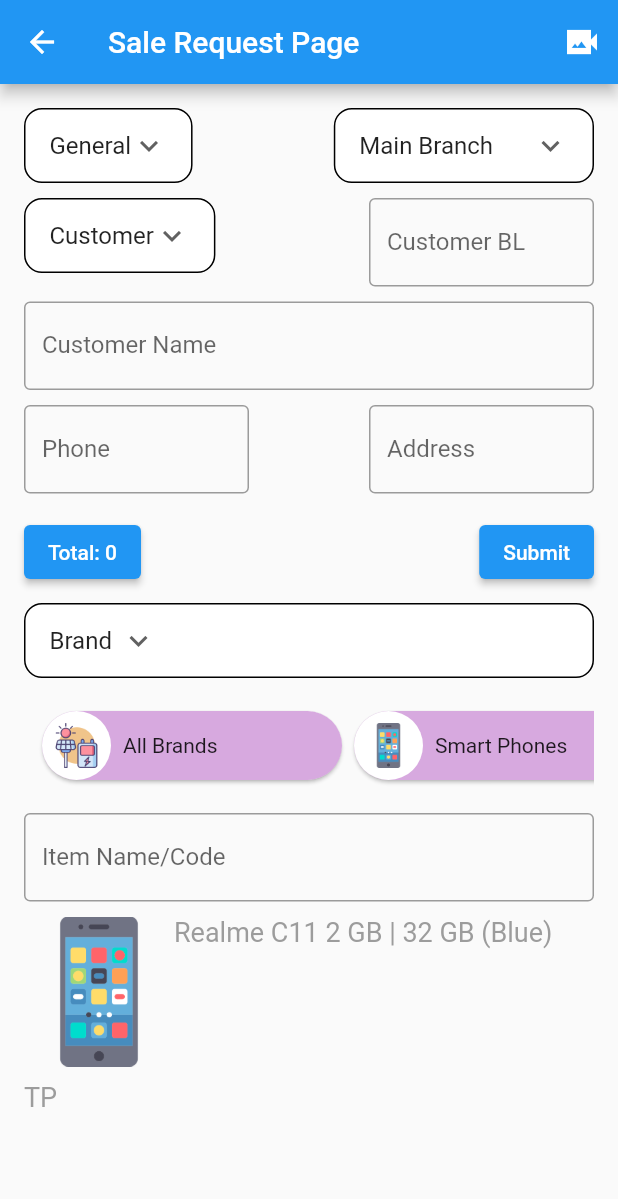
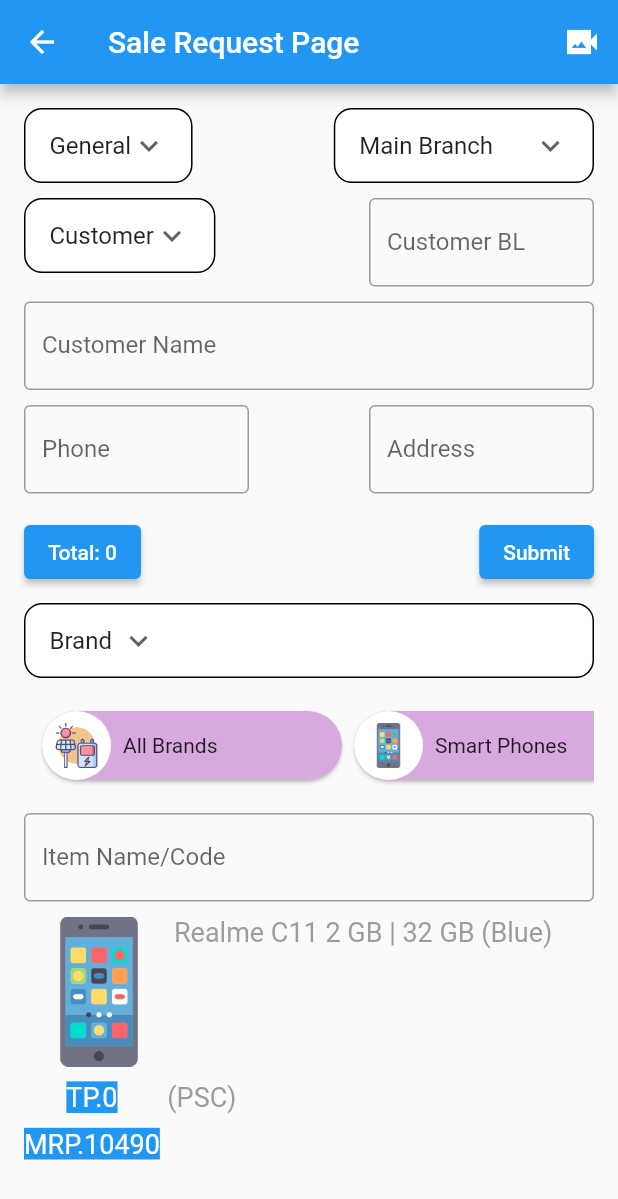
Before and after one commit to atik-sabuj/client_app, a Flutter app: the SaleRequestPage screen opened directly, on a phone screen of 412 x 824 dp. Shown: the top 1199 px of the screen. Run offline on Flutter 3.47's test engine with Material 2 defaults, Android fonts, the phone set to English and light mode, and no system bars.

Commit message:
Updates all Pages #4

```diff
--- a/lib/pages/sale_req_page.dart
+++ b/lib/pages/sale_req_page.dart
@@ -338,16 +338,36 @@ class _SaleRequestPageState extends State<SaleRequestPage> {
               const SizedBox(
                 height: 10,
               ),
-              Row(
+              const Row(
                 mainAxisAlignment: MainAxisAlignment.start,
                 crossAxisAlignment: CrossAxisAlignment.start,
                 children: [
-                  Row(
+                  Column(
                     children: [
-                        const Text("TP", style: TextStyle(color: Color(
-                            0xAD707070),fontSize: 18),),
-                      SizedBox(width: 10,),
+                        Column(
+                          children: [
+                            Text("TP.0", style: TextStyle(color: Colors.white,fontSize: 18,backgroundColor: Colors.blue),),
+                          ],
+                        ),
+                      SizedBox(height: 10,),
 
+                      Column(
+                        children: [
+                          Text("MRP.10490", style: TextStyle(color: Colors.white,fontSize: 18,backgroundColor: Colors.blue),),
+                        ],
+                      ),
+
+                    ],
+                  ),
+                  SizedBox(width: 5,),
+                  Column(
+                    children: [
+                      Column(
+                        children: [
+                          Text("(PSC)", style: TextStyle(color: Color(
+                              0xAD707070),fontSize: 18),),
+                        ],
+                      ),
                     ],
                   ),
                 ],
```
